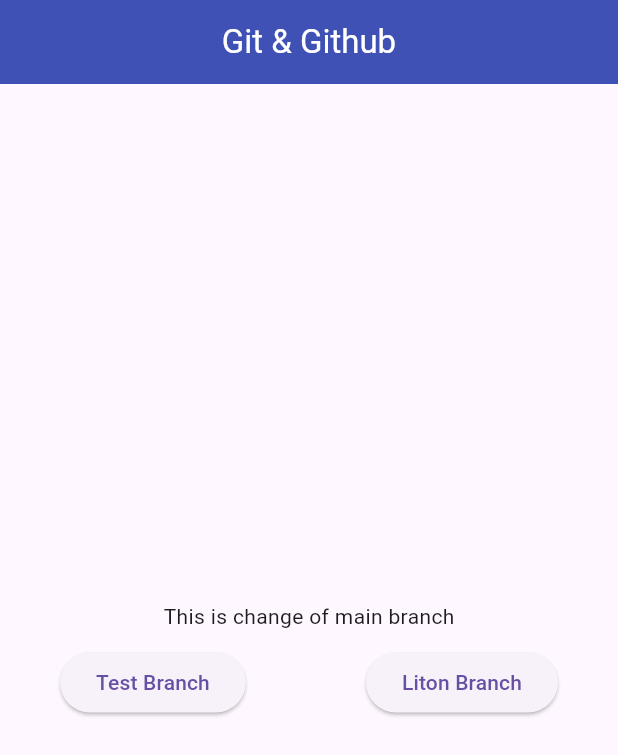
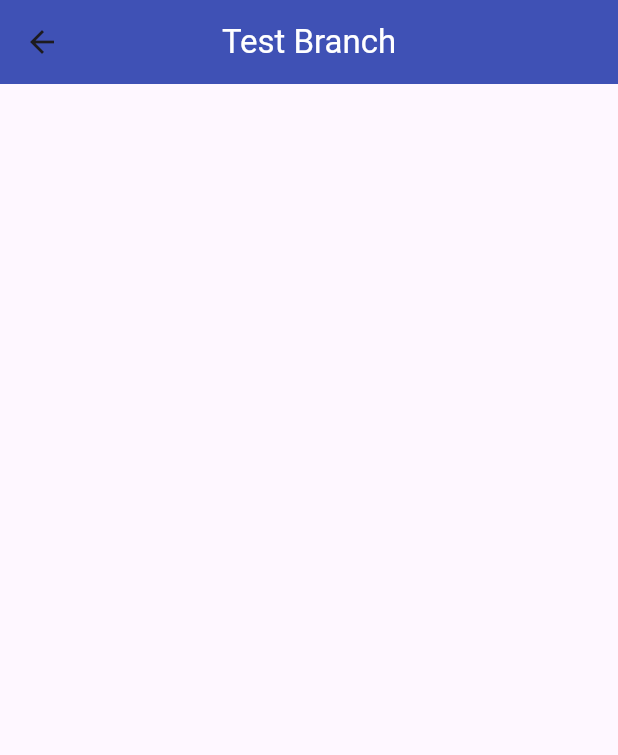
Before and after one commit to mardy-cse/git-test-2, a Flutter app: the screen it shows after launch, after a tap on "Test Branch", on a phone screen of 412 x 824 dp. Shown: the top 755 px of the screen. Run offline on Flutter 3.47's test engine with Material 3 defaults, Android fonts, the phone set to English and light mode, and no system bars.

Commit message:
Added new screen in test branch button

```diff
--- a/lib/home_screen.dart
+++ b/lib/home_screen.dart
@@ -1,4 +1,5 @@
 import 'package:flutter/material.dart';
+import 'package:git2/test_branch/test_branch.dart';
 class HomeScreen extends StatelessWidget {
   const HomeScreen({super.key});
 
@@ -19,7 +20,9 @@ class HomeScreen extends StatelessWidget {
             Row(
               mainAxisAlignment: MainAxisAlignment.spaceAround,
               children: [
-                ElevatedButton(onPressed: (){}, child: Text('Test Branch')),
+                ElevatedButton(onPressed: (){
+                  Navigator.push(context, MaterialPageRoute(builder: (context)=>TestBranch()));
+                }, child: Text('Test Branch')),
                 ElevatedButton(onPressed: (){}, child: Text('Liton Branch')),
               ],
             )
--- /dev/null
+++ b/lib/test_branch/test_branch.dart
@@ -0,0 +1,15 @@
+import 'package:flutter/material.dart';
+class TestBranch extends StatelessWidget {
+  const TestBranch({super.key});
+
+  @override
+  Widget build(BuildContext context) {
+    return Scaffold(
+      appBar: AppBar(
+        centerTitle: true,
+        backgroundColor: Colors.indigo,
+        title: Text('Test Branch', style: TextStyle(color: Colors.white),),
+      ),
+    );
+  }
+}
```
